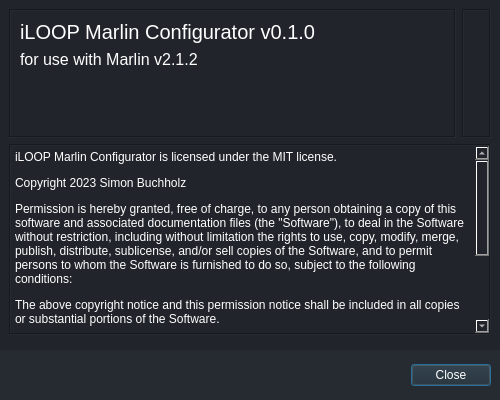
First picture: the form in gui/AboutDialog.ui, repository SimonBuxx/iloop-marlin-configurator, before the edit.
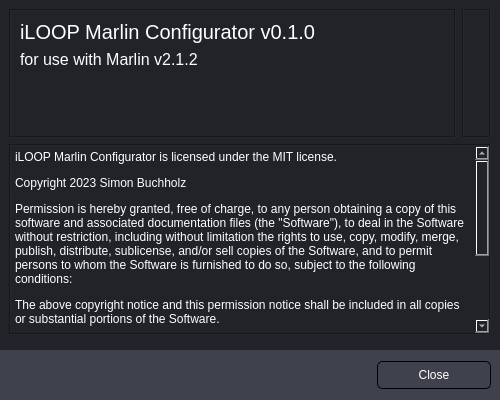
Second picture: the form after the edit. Icons and pictures are not drawn.

```diff
--- a/gui/AboutDialog.ui
+++ b/gui/AboutDialog.ui
@@ -32,8 +32,26 @@
   <property name="styleSheet">
    <string notr="true">QWidget {
 	font-family: &quot;Source Sans Pro&quot;;
-	background: rgb(33, 37, 43);
+	background: rgb(34, 35, 40);
 	color: white;
+}
+
+QPushButton {
+	background: rgb(63, 65, 77);
+	color: white;
+    border: 1px solid black;
+	border-radius: 5px;
+	padding: 6px;
+	min-width: 100px;
+}
+
+QPushButton:disabled {
+	background: rgb(34, 35, 40);
+	color: rgb(180, 180, 180);
+}
+
+QPushButton:hover {
+	  background: rgb(75, 77, 91);
 }</string>
   </property>
   <layout class="QGridLayout" name="gridLayout">
@@ -71,7 +89,7 @@
      </property>
      <property name="styleSheet">
       <string notr="true">QFrame {
-	background: rgb(38, 43, 50);
+	background: rgb(63, 65, 77);
 }</string>
      </property>
      <property name="frameShape">
```
Left out of the diff: 9 changed lines with no effect on the pictures.
